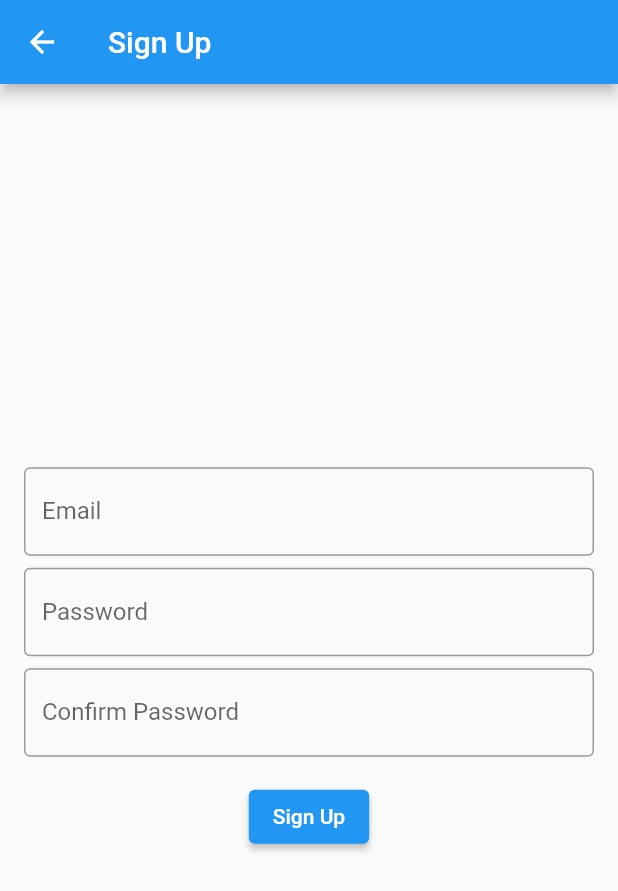
After one commit to NPCuong069/Habitpunk, a Flutter app: the screen it shows after launch, after a tap on an icon or button, on a phone screen of 412 x 824 dp. The commit adds this screen. Shown: the top 891 px of the screen. Run offline on Flutter 3.47's test engine with Material 2 defaults, Android fonts, the phone set to English and light mode, and no system bars; our stand-ins replace firebase_auth, firebase_core; accounts and stored records are empty; network calls fail.

Commit message:
add sign up

```diff
--- a/lib/pages/login_page.dart
+++ b/lib/pages/login_page.dart
@@ -1,6 +1,7 @@
 // login_screen.dart
 import 'package:flutter/material.dart';
 import 'package:firebase_auth/firebase_auth.dart';
+import 'package:habitpunk/pages/sign_up_page.dart';
 
 class LoginScreen extends StatelessWidget {
   final _auth = FirebaseAuth.instance;
@@ -39,12 +40,22 @@ class LoginScreen extends StatelessWidget {
                 // If successful, the StreamBuilder in NavigationScreen will handle navigation
               } catch (e) {
                 ScaffoldMessenger.of(context).showSnackBar(
-                  SnackBar(content: Text("Failed to sign in with Email & Password")),
+                  SnackBar(
+                      content: Text("Failed to sign in with Email & Password")),
                 );
               }
             },
             child: Text("Login"),
           ),
+          TextButton(
+            onPressed: () {
+              Navigator.push(
+                context,
+                MaterialPageRoute(builder: (context) => SignUpPage()),
+              );
+            },
+            child: Text('Don\'t have an account? Sign up'),
+          )
         ],
       ),
     );
--- /dev/null
+++ b/lib/pages/sign_up_page.dart
@@ -0,0 +1,77 @@
+import 'package:flutter/material.dart';
+import 'package:firebase_auth/firebase_auth.dart';
+
+class SignUpPage extends StatelessWidget {
+  final FirebaseAuth _auth = FirebaseAuth.instance;
+  final TextEditingController emailController = TextEditingController();
+  final TextEditingController passwordController = TextEditingController();
+  final TextEditingController confirmPasswordController = TextEditingController();
+
+  @override
+  Widget build(BuildContext context) {
+    return Scaffold(
+      appBar: AppBar(
+        title: Text('Sign Up'),
+      ),
+      body: Padding(
+        padding: EdgeInsets.all(16.0),
+        child: Column(
+          mainAxisAlignment: MainAxisAlignment.center,
+          children: [
+            TextField(
+              controller: emailController,
+              decoration: InputDecoration(
+                labelText: 'Email',
+                border: OutlineInputBorder(),
+              ),
+            ),
+            SizedBox(height: 8),
+            TextField(
+              controller: passwordController,
+              obscureText: true,
+              decoration: InputDecoration(
+                labelText: 'Password',
+                border: OutlineInputBorder(),
+              ),
+            ),
+            SizedBox(height: 8),
+            TextField(
+              controller: confirmPasswordController,
+              obscureText: true,
+              decoration: InputDecoration(
+                labelText: 'Confirm Password',
+                border: OutlineInputBorder(),
+              ),
+            ),
+            SizedBox(height: 16),
+            ElevatedButton(
+              onPressed: () => _signUp(context),
+              child: Text('Sign Up'),
+            ),
+          ],
+        ),
+      ),
+    );
+  }
+
+  void _signUp(BuildContext context) async {
+    if (passwordController.text.trim() == confirmPasswordController.text.trim()) {
+      try {
+        await _auth.createUserWithEmailAndPassword(
+          email: emailController.text.trim(),
+          password: passwordController.text.trim(),
+        );
+        // Sign up success
+        Navigator.pop(context); // Optionally navigate back or to a different page
+      } catch (e) {
+        // Handle errors, for example, show an alert dialog
+        final snackBar = SnackBar(content: Text(e.toString()));
+        ScaffoldMessenger.of(context).showSnackBar(snackBar);
+      }
+    } else {
+      // Handle password mismatch
+      final snackBar = SnackBar(content: Text("Passwords do not match"));
+      ScaffoldMessenger.of(context).showSnackBar(snackBar);
+    }
+  }
+}
```
